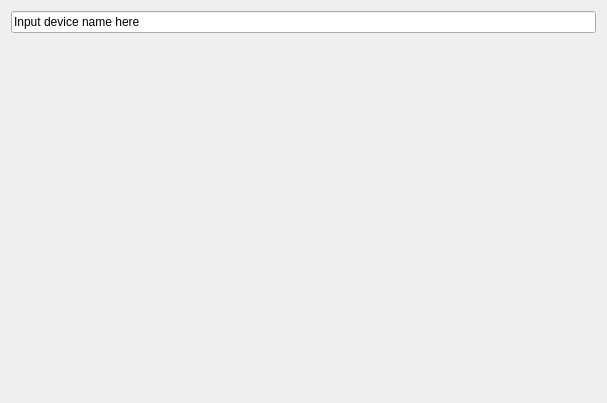
This is devsettingsform.ui in nghtsnw/etrodiag as Qt 5 draws it before an edit. The edited form follows.
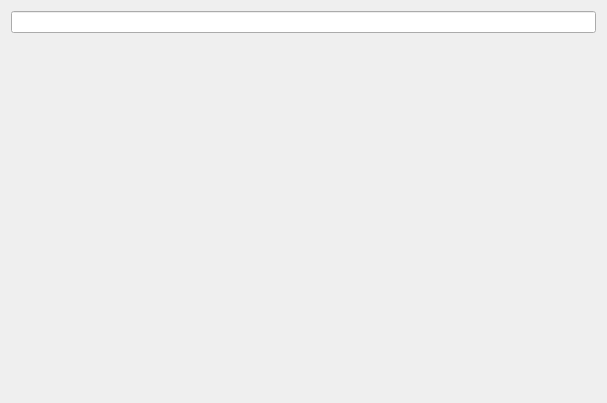
This is the edited form.

Patch:
```diff
--- a/devsettingsform.ui
+++ b/devsettingsform.ui
@@ -20,7 +20,7 @@
       <bool>false</bool>
      </property>
      <property name="text">
-      <string>Input device name here</string>
+      <string/>
      </property>
     </widget>
    </item>
```
Left out of the diff: 5 changed lines with no effect on the pictures.
